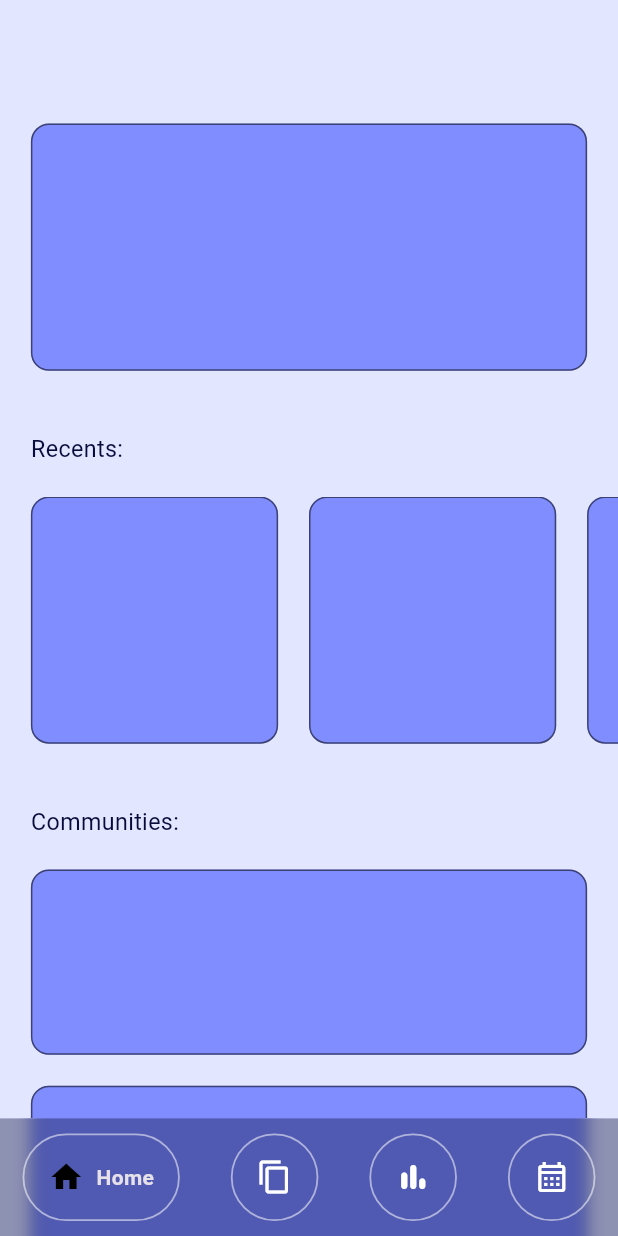
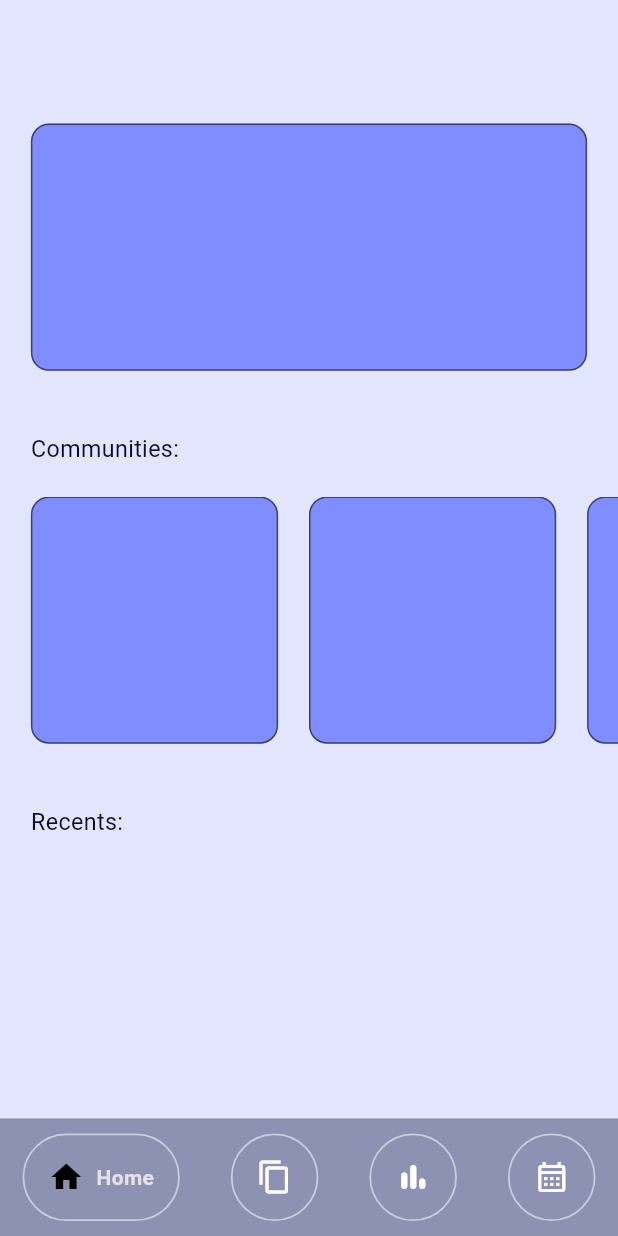
Before and after one commit to skillsetdev/cogniquiz_app, a Flutter app: the screen it shows once a user with an empty profile is signed in, on a phone screen of 412 x 824 dp. Run offline on Flutter 3.47's test engine with Material 3 defaults, Android fonts, the phone set to English and light mode, and no system bars; drawn by our look-alikes of google_nav_bar; our stand-ins replace appinio_swiper, carousel_slider, firebase_auth, firebase_core, flip_card, flutter_speed_dial; accounts and stored records are empty.

Commit message:
Recently Practiced Cards on the Home page

```diff
--- a/lib/pages/card_practice_page.dart
+++ b/lib/pages/card_practice_page.dart
@@ -1,12 +1,10 @@
 import 'dart:math';
 import 'package:flashcards/folderssdata.dart';
 import 'package:flip_card/flip_card.dart';
-import 'package:flip_card/flip_card_controller.dart';
 import 'package:flutter/material.dart';
 import 'package:provider/provider.dart';
 import 'package:appinio_swiper/appinio_swiper.dart';
 
-//Next Task: FIX THE EXCEPTION: "type 'QuizCard' is not a subtype of type 'FlippyCard' in type cast" probable reason: idk
 // Next task add WillPopScope and add stats when the back button is pressed
 
 class CardPracticePage extends StatefulWidget {
--- a/lib/pages/cardstack_page.dart
+++ b/lib/pages/cardstack_page.dart
@@ -94,6 +94,7 @@ class _CardStackPageState extends State<CardStackPage> with WidgetsBindingObserv
                       //foldersData.shuffleCards(pageCardStack); //shuffle cards on the first open
                       foldersData.putCardsBack(pageCardStack); //put the moved from the end cards back to the beginning
                       foldersData.zeroMovedCards(pageCardStack); // set moved cards to 0
+                      foldersData.addRecentCardStack(pageCardStack); //add to recent cardstacks
                       Navigator.push(context, MaterialPageRoute(builder: (context) {
                         return CardPracticePage(selectedCardStack: pageCardStack);
                       }));
--- a/lib/pages/folder_page.dart
+++ b/lib/pages/folder_page.dart
@@ -200,7 +200,7 @@ class _CardReviewState extends State<CardReview> with WidgetsBindingObserver {
                         });
                       },
                       itemBuilder: (context, index) {
-                        if (!pageFolder.subfolders[index].name.isEmpty) {
+                        if (pageFolder.subfolders[index].name.isNotEmpty) {
                           return Dismissible(
                             key: Key(foldersData.rootFolders.subfolders[index].folderId.toString()),
                             direction: DismissDirection.endToStart,
@@ -419,7 +419,7 @@ class _CardReviewState extends State<CardReview> with WidgetsBindingObserver {
                         });
                       },
                       itemBuilder: (context, index) {
-                        if (!pageFolder.cardstacks[index].name.isEmpty) {
+                        if (pageFolder.cardstacks[index].name.isNotEmpty) {
                           return Dismissible(
                             key: Key(foldersData.rootFolders.cardstacks[index].cardStackId.toString()),
                             direction: DismissDirection.endToStart,
--- a/lib/pages/home_page.dart
+++ b/lib/pages/home_page.dart
@@ -1,6 +1,11 @@
+import 'dart:math';
+
 import 'package:firebase_auth/firebase_auth.dart';
+import 'package:flashcards/folderssdata.dart';
+import 'package:flashcards/pages/cardstack_page.dart';
 import 'package:flutter/material.dart';
 import 'package:google_nav_bar/google_nav_bar.dart';
+import 'package:provider/provider.dart';
 
 class HomePage extends StatefulWidget {
   const HomePage({super.key});
@@ -10,6 +15,8 @@ class HomePage extends StatefulWidget {
 }
 
 class _HomePageState extends State<HomePage> {
+  late FoldersData foldersData;
+
   void signOut() {
     FirebaseAuth.instance.signOut();
   }
@@ -20,12 +27,11 @@ class _HomePageState extends State<HomePage> {
 
   @override
   Widget build(BuildContext context) {
+    foldersData = Provider.of<FoldersData>(context);
     final screenWidth = MediaQuery.of(context).size.width;
     final screenHeight = MediaQuery.of(context).size.height;
     return Scaffold(
-      backgroundColor: isDarkMode(context)
-          ? const Color.fromARGB(255, 7, 12, 59)
-          : Color.fromARGB(255, 227, 230, 255),
+      backgroundColor: isDarkMode(context) ? const Color.fromARGB(255, 7, 12, 59) : Color.fromARGB(255, 227, 230, 255),
       body: SingleChildScrollView(
         child: SafeArea(
             child: Container(
@@ -43,10 +49,7 @@ class _HomePageState extends State<HomePage> {
                 margin: EdgeInsets.symmetric(horizontal: screenWidth * 0.05),
                 height: screenHeight * 0.2,
                 decoration: BoxDecoration(
-                    border: Border.all(
-                        color:
-                            isDarkMode(context) ? Colors.white : Colors.black54,
-                        width: 1),
+                    border: Border.all(color: isDarkMode(context) ? Colors.white24 : Colors.black54, width: 1),
                     color: !isDarkMode(context)
                         ? Color.fromARGB(255, 128, 141, 254)
                         //Color.fromARGB(255, 100, 109, 227)
@@ -58,12 +61,10 @@ class _HomePageState extends State<HomePage> {
               ),
               Padding(
                 padding: EdgeInsets.only(left: screenWidth * 0.05),
-                child: Text("Recents:",
+                child: Text("Communities:",
                     style: TextStyle(
                       fontSize: 15.5,
-                      color: !isDarkMode(context)
-                          ? const Color.fromARGB(255, 7, 12, 59)
-                          : Color.fromARGB(255, 227, 230, 255),
+                      color: !isDarkMode(context) ? const Color.fromARGB(255, 7, 12, 59) : Color.fromARGB(255, 227, 230, 255),
                     )),
               ),
               SizedBox(
@@ -79,11 +80,7 @@ class _HomePageState extends State<HomePage> {
                       height: screenHeight * 0.2,
                       width: screenHeight * 0.2,
                       decoration: BoxDecoration(
-                          border: Border.all(
-                              color: isDarkMode(context)
-                                  ? Colors.white
-                                  : Colors.black54,
-                              width: 1),
+                          border: Border.all(color: isDarkMode(context) ? Colors.white24 : Colors.black54, width: 1),
                           color: !isDarkMode(context)
                               ? Color.fromARGB(255, 128, 141, 254)
                               //Color.fromARGB(255, 100, 109, 227)
@@ -95,11 +92,7 @@ class _HomePageState extends State<HomePage> {
                       height: screenHeight * 0.2,
                       width: screenHeight * 0.2,
                       decoration: BoxDecoration(
-                          border: Border.all(
-                              color: isDarkMode(context)
-                                  ? Colors.white
-                                  : Colors.black54,
-                              width: 1),
+                          border: Border.all(color: isDarkMode(context) ? Colors.white24 : Colors.black54, width: 1),
                           color: !isDarkMode(context)
                               ? Color.fromARGB(255, 128, 141, 254)
                               //Color.fromARGB(255, 100, 109, 227)
@@ -111,11 +104,7 @@ class _HomePageState extends State<HomePage> {
                       height: screenHeight * 0.2,
                       width: screenHeight * 0.2,
                       decoration: BoxDecoration(
-                          border: Border.all(
-                              color: isDarkMode(context)
-                                  ? Colors.white
-                                  : Colors.black54,
-                              width: 1),
+                          border: Border.all(color: isDarkMode(context) ? Colors.white24 : Colors.black54, width: 1),
                           color: !isDarkMode(context)
                               ? Color.fromARGB(255, 128, 141, 254)
                               //Color.fromARGB(255, 100, 109, 227)
@@ -130,46 +119,63 @@ class _HomePageState extends State<HomePage> {
               ),
               Padding(
                 padding: EdgeInsets.only(left: screenWidth * 0.05),
-                child: Text("Communities:",
+                child: Text("Recents:",
                     style: TextStyle(
                       fontSize: 15.5,
-                      color: !isDarkMode(context)
-                          ? const Color.fromARGB(255, 7, 12, 59)
-                          : Color.fromARGB(255, 227, 230, 255),
+                      color: !isDarkMode(context) ? const Color.fromARGB(255, 7, 12, 59) : Color.fromARGB(255, 227, 230, 255),
                     )),
               ),
               SizedBox(
                 height: screenHeight * 0.025,
               ),
               Container(
-                margin: EdgeInsets.fromLTRB(
-                    screenWidth * 0.05, 0, screenWidth * 0.05, 0),
-                height: screenHeight * 0.15,
+                height: (screenHeight * 0.145) * min(foldersData.recentCardStacks.length, 5),
+                child: ListView.builder(
+                  physics: NeverScrollableScrollPhysics(),
+                  itemCount: min(foldersData.recentCardStacks.length, 5),
+                  itemBuilder: (context, index) {
+                    return Container(
+                      key: Key('$index'),
+                      margin: EdgeInsets.fromLTRB(screenWidth * 0.05, screenHeight * 0.025, screenWidth * 0.05, 0),
+                      height: screenHeight * 0.12,
                       decoration: BoxDecoration(
-                    border: Border.all(
-                        color:
-                            isDarkMode(context) ? Colors.white : Colors.black54,
-                        width: 1),
+                          border: Border.all(color: isDarkMode(context) ? Colors.white24 : Colors.black54, width: 1),
                           color: !isDarkMode(context)
                               ? Color.fromARGB(255, 128, 141, 254)
                               //Color.fromARGB(255, 100, 109, 227)
                               : Color.fromARGB(255, 72, 80, 197),
                           borderRadius: BorderRadius.circular(12)),
+                      child: Column(mainAxisAlignment: MainAxisAlignment.center, children: [
+                        Row(
+                          children: [
+                            SizedBox(width: screenWidth * 0.08),
+                            Icon(Icons.quiz_outlined,
+                                color: !isDarkMode(context) ? const Color.fromARGB(255, 7, 12, 59) : Color.fromARGB(255, 227, 230, 255)),
+                            Spacer(),
+                            GestureDetector(
+                              onTap: () {},
+                              child: Text(foldersData.recentCardStacks[index].name,
+                                  style: TextStyle(
+                                      fontSize: 15,
+                                      fontWeight: FontWeight.w600,
+                                      color: !isDarkMode(context) ? const Color.fromARGB(255, 7, 12, 59) : Color.fromARGB(255, 227, 230, 255))),
                             ),
-              Container(
-                margin: EdgeInsets.fromLTRB(screenWidth * 0.05,
-                    screenWidth * 0.05, screenWidth * 0.05, 0),
-                height: screenHeight * 0.15,
-                decoration: BoxDecoration(
-                    border: Border.all(
-                        color:
-                            isDarkMode(context) ? Colors.white : Colors.black54,
-                        width: 1),
-                    color: !isDarkMode(context)
-                        ? Color.fromARGB(255, 128, 141, 254)
-                        //Color.fromARGB(255, 100, 109, 227)
-                        : Color.fromARGB(255, 72, 80, 197),
-                    borderRadius: BorderRadius.circular(12)),
+                            Spacer(),
+                            IconButton(
+                              onPressed: () {
+                                Navigator.push(context,
+                                    MaterialPageRoute(builder: (context) => CardStackPage(selectedCardStack: foldersData.recentCardStacks[index])));
+                              },
+                              icon: Icon(Icons.arrow_forward_ios,
+                                  color: !isDarkMode(context) ? const Color.fromARGB(255, 7, 12, 59) : Color.fromARGB(255, 227, 230, 255)),
+                            ),
+                            SizedBox(width: screenWidth * 0.08),
+                          ],
+                        )
+                      ]),
+                    );
+                  },
+                ),
               ),
               Spacer(),
               TextButton(onPressed: signOut, child: Text('Log Out'))
```
Also changed, not shown: lib/folderssdata.dart (+10 -1 lines). Lines whose indentation alone changed are shown as unchanged.
